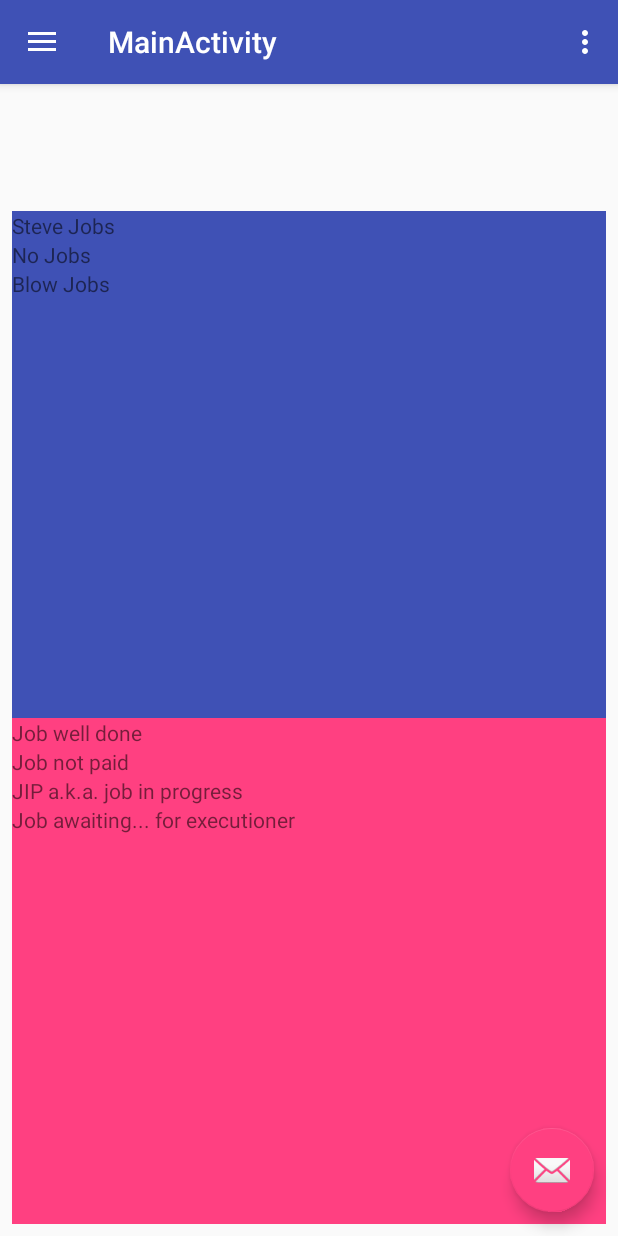
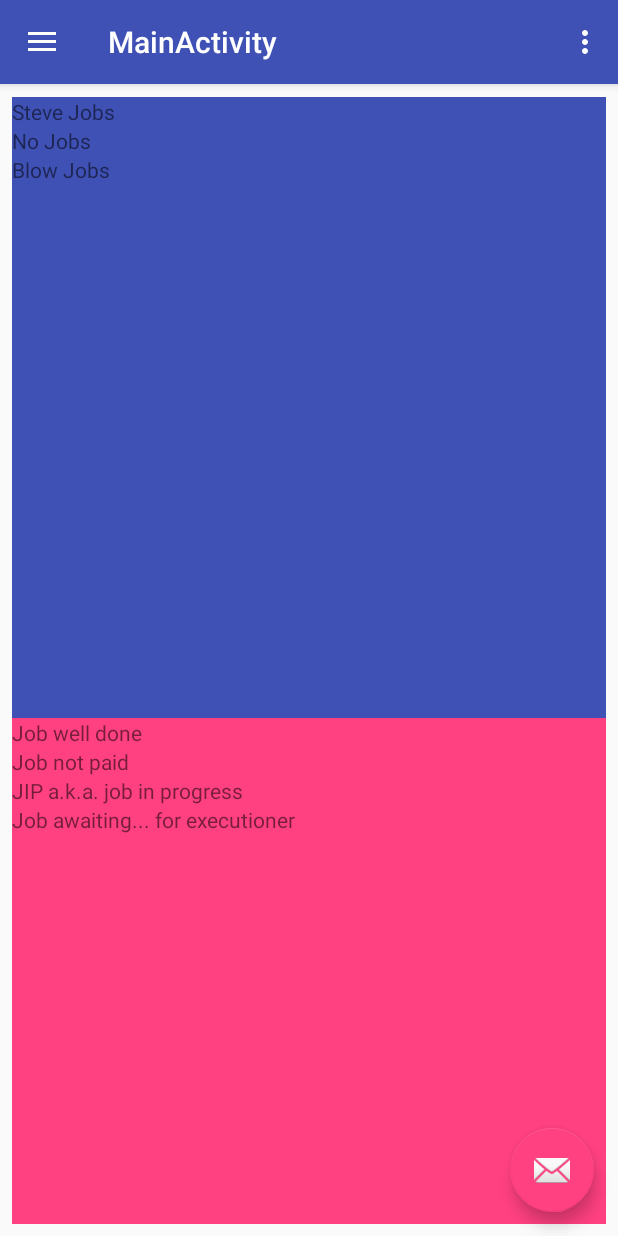
Before and after one commit to DSMP/FreelancerWorldAndroid, an Android app: the MainFragment screen opened directly, with no data from a screen before it, on a phone screen of 412 x 824 dp. Run offline under Robolectric (Android 15) with nearby library versions, the phone set to English and light mode, and no system bars; 2 statements that could not run were skipped.

Commit message:
Poprawka Constraint Layoutu w mainie

```diff
--- a/app/src/main/res/layout/fragment_main.xml
+++ b/app/src/main/res/layout/fragment_main.xml
@@ -14,7 +14,7 @@
 
     <android.support.constraint.Guideline
         android:id="@+id/top_guideline"
-        app:layout_constraintGuide_percent=".1"
+        app:layout_constraintGuide_percent=".001"
         android:layout_width="wrap_content"
         android:layout_height="wrap_content"
         android:orientation="horizontal" />
```
